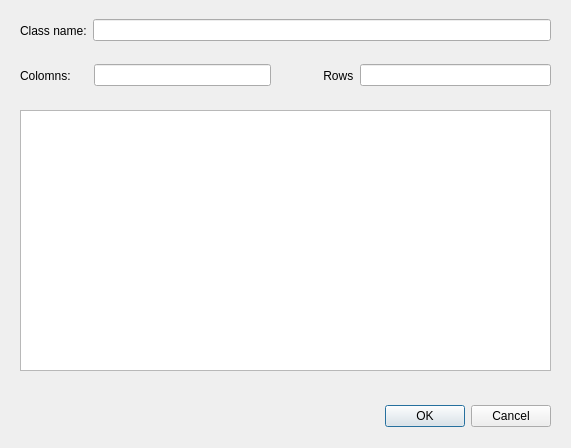
This is src/VisualDBEditor/addclass.ui in UncleMishima/VisualDBEditor-1 as Qt 5 draws it before an edit. The edited form follows.
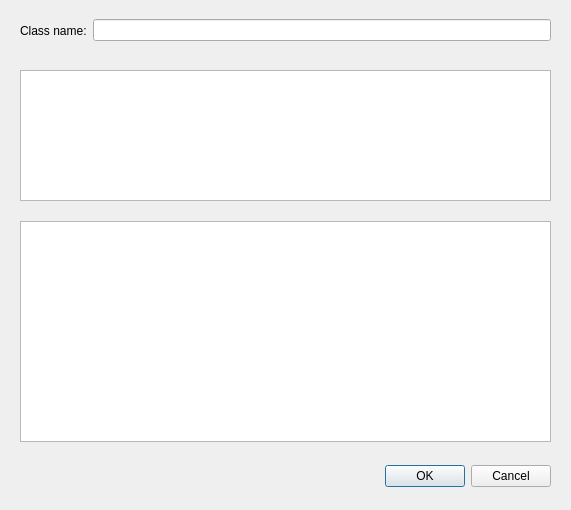
This is the edited form.

```diff
--- a/src/VisualDBEditor/addclass.ui
+++ b/src/VisualDBEditor/addclass.ui
@@ -7,7 +7,7 @@
     <x>0</x>
     <y>0</y>
     <width>571</width>
-    <height>448</height>
+    <height>510</height>
    </rect>
   </property>
   <property name="windowTitle">
@@ -17,7 +17,7 @@
    <property name="geometry">
     <rect>
      <x>20</x>
-     <y>400</y>
+     <y>460</y>
      <width>531</width>
      <height>32</height>
     </rect>
@@ -51,57 +51,23 @@
     </item>
    </layout>
   </widget>
-  <widget class="QWidget" name="horizontalLayoutWidget_2">
+  <widget class="QTableWidget" name="fieldsTableWidget">
    <property name="geometry">
     <rect>
      <x>20</x>
-     <y>60</y>
-     <width>251</width>
-     <height>31</height>
+     <y>70</y>
+     <width>531</width>
+     <height>131</height>
     </rect>
    </property>
-   <layout class="QHBoxLayout" name="horizontalLayout_2">
-    <item>
-     <widget class="QLabel" name="label_2">
-      <property name="text">
-       <string>Colomns:     </string>
-      </property>
-     </widget>
-    </item>
-    <item>
-     <widget class="QLineEdit" name="colomns"/>
-    </item>
-   </layout>
   </widget>
-  <widget class="QWidget" name="horizontalLayoutWidget_3">
+  <widget class="QTableWidget" name="objectsTableWidget">
    <property name="geometry">
     <rect>
-     <x>300</x>
-     <y>60</y>
-     <width>251</width>
-     <height>31</height>
-    </rect>
-   </property>
-   <layout class="QHBoxLayout" name="horizontalLayout_3">
-    <item>
-     <widget class="QLabel" name="label_3">
-      <property name="text">
-       <string>       Rows</string>
-      </property>
-     </widget>
-    </item>
-    <item>
-     <widget class="QLineEdit" name="rows"/>
-    </item>
-   </layout>
-  </widget>
-  <widget class="QTableWidget" name="tableWidget">
-   <property name="geometry">
-    <rect>
      <x>20</x>
-     <y>110</y>
+     <y>221</y>
      <width>531</width>
-     <height>261</height>
+     <height>221</height>
     </rect>
    </property>
   </widget>
```
Left out of the diff: 32 changed lines with no effect on the pictures.
